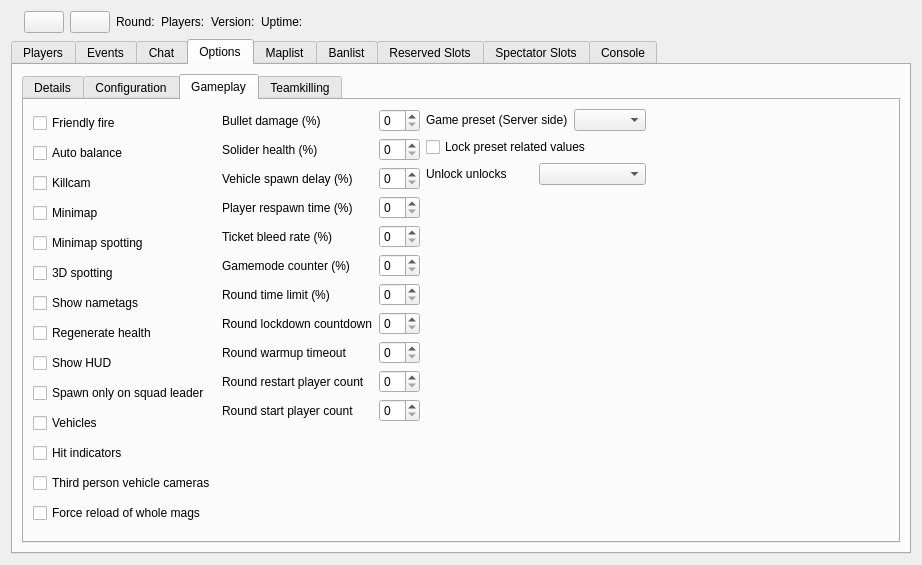
This is Client/bf4/BF4Widget.ui in OpenRcon/OpenRcon as Qt 5 draws it before an edit. The edited form follows.
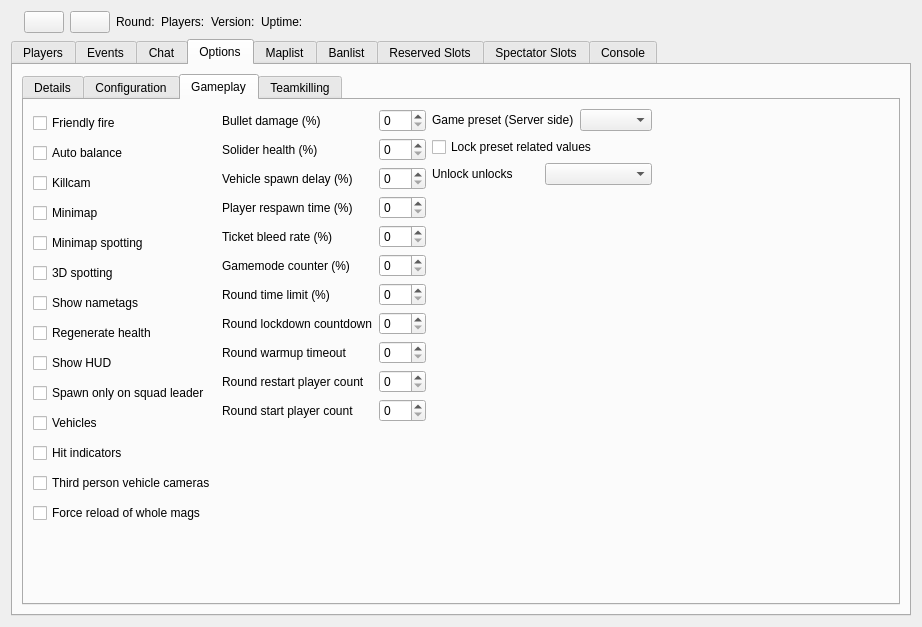
This is the edited form. Icons and pictures are not drawn.

What changed in the file:
```diff
--- a/Client/bf4/BF4Widget.ui
+++ b/Client/bf4/BF4Widget.ui
@@ -7,7 +7,7 @@
     <x>0</x>
     <y>0</y>
     <width>922</width>
-    <height>565</height>
+    <height>627</height>
    </rect>
   </property>
   <property name="windowTitle">
@@ -703,25 +703,53 @@
               </widget>
              </item>
              <item row="0" column="1">
-              <widget class="QSpinBox" name="spinBox_so_gp_bulletDamage"/>
+              <widget class="QSpinBox" name="spinBox_so_gp_bulletDamage">
+               <property name="maximum">
+                <number>100</number>
+               </property>
+              </widget>
              </item>
              <item row="1" column="1">
-              <widget class="QSpinBox" name="spinBox_so_gp_soldierHealth"/>
+              <widget class="QSpinBox" name="spinBox_so_gp_soldierHealth">
+               <property name="maximum">
+                <number>100</number>
+               </property>
+              </widget>
              </item>
              <item row="2" column="1">
-              <widget class="QSpinBox" name="spinBox_so_gp_vehicleSpawnDelay"/>
+              <widget class="QSpinBox" name="spinBox_so_gp_vehicleSpawnDelay">
+               <property name="maximum">
+                <number>100</number>
+               </property>
+              </widget>
              </item>
              <item row="3" column="1">
-              <widget class="QSpinBox" name="spinBox_so_gp_playerRespawnTime"/>
+              <widget class="QSpinBox" name="spinBox_so_gp_playerRespawnTime">
+               <property name="maximum">
+                <number>100</number>
+               </property>
+              </widget>
              </item>
              <item row="4" column="1">
-              <widget class="QSpinBox" name="spinBox_so_gp_ticketBleedRate"/>
+              <widget class="QSpinBox" name="spinBox_so_gp_ticketBleedRate">
+               <property name="maximum">
+                <number>100</number>
+               </property>
+              </widget>
              </item>
              <item row="5" column="1">
-              <widget class="QSpinBox" name="spinBox_so_gp_gameModeCounter"/>
+              <widget class="QSpinBox" name="spinBox_so_gp_gameModeCounter">
+               <property name="maximum">
+                <number>100</number>
+               </property>
+              </widget>
              </item>
              <item row="6" column="1">
-              <widget class="QSpinBox" name="spinBox_so_gp_roundTimeLimit"/>
+              <widget class="QSpinBox" name="spinBox_so_gp_roundTimeLimit">
+               <property name="maximum">
+                <number>100</number>
+               </property>
+              </widget>
              </item>
              <item row="7" column="1">
               <widget class="QSpinBox" name="spinBox_so_gp_roundLockdownCountdown"/>
```
Left out of the diff: 8 changed lines with no effect on the pictures.
